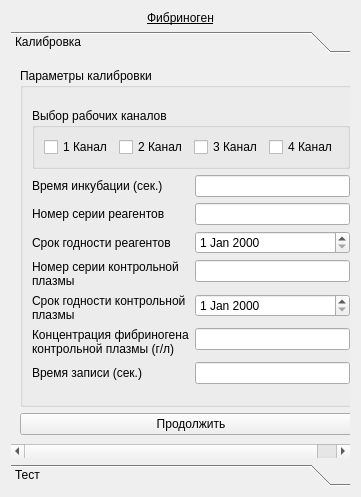
krang4d/Agrekola, file choisedialog/ko3.ui: the form before one commit.
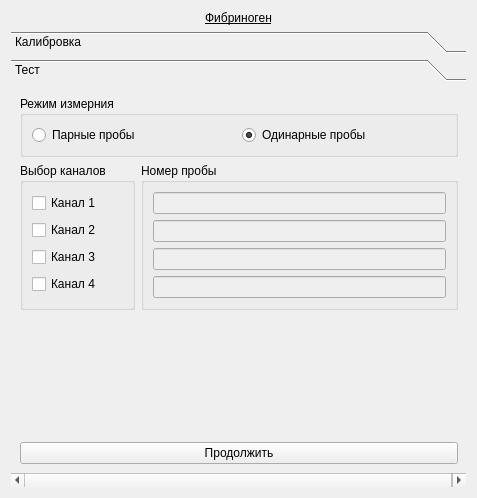
The form after the commit. The open tabs and pages were chosen to show the change. Custom widgets are drawn as their Qt base class.

Patch:
```diff
--- a/choisedialog/ko3.ui
+++ b/choisedialog/ko3.ui
@@ -6,8 +6,8 @@
    <rect>
     <x>0</x>
     <y>0</y>
-    <width>361</width>
-    <height>497</height>
+    <width>477</width>
+    <height>498</height>
    </rect>
   </property>
   <property name="windowTitle">
@@ -34,8 +34,8 @@
        <rect>
         <x>0</x>
         <y>0</y>
-        <width>343</width>
-        <height>406</height>
+        <width>459</width>
+        <height>407</height>
        </rect>
       </property>
       <attribute name="label">
@@ -103,7 +103,7 @@
             <item row="0" column="0">
              <widget class="QLabel" name="label_incube">
               <property name="text">
-               <string>Время инкубации (сек.)</string>
+               <string>Время инкубации (с)</string>
               </property>
              </widget>
             </item>
@@ -183,26 +183,6 @@
               </property>
              </widget>
             </item>
-            <item row="6" column="0">
-             <widget class="QLabel" name="label_t">
-              <property name="text">
-               <string>Время записи (сек.)</string>
-              </property>
-              <property name="buddy">
-               <cstring>lineEdit_time</cstring>
-              </property>
-             </widget>
-            </item>
-            <item row="6" column="1">
-             <widget class="QLineEdit" name="lineEdit_time">
-              <property name="inputMethodHints">
-               <set>Qt::ImhDigitsOnly</set>
-              </property>
-              <property name="text">
-               <string/>
-              </property>
-             </widget>
-            </item>
            </layout>
           </item>
           <item>
@@ -235,31 +215,164 @@
        </item>
       </layout>
      </widget>
-     <widget class="StartMeasurment" name="page_2">
+     <widget class="QWidget" name="page_test">
       <property name="geometry">
        <rect>
         <x>0</x>
         <y>0</y>
-        <width>343</width>
-        <height>406</height>
+        <width>459</width>
+        <height>407</height>
        </rect>
       </property>
       <attribute name="label">
        <string>Тест</string>
       </attribute>
+      <layout class="QVBoxLayout" name="verticalLayout_6">
+       <item>
+        <widget class="QGroupBox" name="groupBox_testProbe">
+         <property name="sizePolicy">
+          <sizepolicy hsizetype="Preferred" vsizetype="Fixed">
+           <horstretch>0</horstretch>
+           <verstretch>0</verstretch>
+          </sizepolicy>
+         </property>
+         <property name="title">
+          <string notr="true">Режим измерния</string>
+         </property>
+         <property name="flat">
+          <bool>false</bool>
+         </property>
+         <property name="checkable">
+          <bool>false</bool>
+         </property>
+         <layout class="QHBoxLayout" name="horizontalLayout_2">
+          <item>
+           <widget class="QRadioButton" name="radioButton_testDouble">
+            <property name="text">
+             <string>Парные пробы</string>
+            </property>
+           </widget>
+          </item>
+          <item>
+           <widget class="QRadioButton" name="radioButton_testSingle">
+            <property name="text">
+             <string>Одинарные пробы</string>
+            </property>
+            <property name="checked">
+             <bool>true</bool>
+            </property>
+           </widget>
+          </item>
+         </layout>
+        </widget>
+       </item>
+       <item>
+        <layout class="QHBoxLayout" name="horizontalLayout_3">
+         <item>
+          <widget class="QGroupBox" name="groupBox_testChls">
+           <property name="title">
+            <string>Выбор каналов</string>
+           </property>
+           <layout class="QVBoxLayout" name="verticalLayout_4">
+            <item>
+             <widget class="QCheckBox" name="checkBox_ch1_4">
+              <property name="text">
+               <string>Канал 1</string>
+              </property>
+             </widget>
+            </item>
+            <item>
+             <widget class="QCheckBox" name="checkBox_ch2_4">
+              <property name="text">
+               <string>Канал 2</string>
+              </property>
+             </widget>
+            </item>
+            <item>
+             <widget class="QCheckBox" name="checkBox_ch3_4">
+              <property name="text">
+               <string>Канал 3</string>
+              </property>
+             </widget>
+            </item>
+            <item>
+             <widget class="QCheckBox" name="checkBox_ch4_4">
+              <property name="text">
+               <string>Канал 4</string>
+              </property>
+             </widget>
+            </item>
+           </layout>
+          </widget>
+         </item>
+         <item>
+          <widget class="QGroupBox" name="groupBox_testProbNum">
+           <property name="title">
+            <string>Номер пробы</string>
+           </property>
+           <layout class="QVBoxLayout" name="verticalLayout_5">
+            <item>
+             <widget class="QLineEdit" name="lineEdit_ch1_2">
+              <property name="enabled">
+               <bool>false</bool>
+              </property>
+             </widget>
+            </item>
+            <item>
+             <widget class="QLineEdit" name="lineEdit_ch2_2">
+              <property name="enabled">
+               <bool>false</bool>
+              </property>
+             </widget>
+            </item>
+            <item>
+             <widget class="QLineEdit" name="lineEdit_ch3_2">
+              <property name="enabled">
+               <bool>false</bool>
+              </property>
+             </widget>
+            </item>
+            <item>
+             <widget class="QLineEdit" name="lineEdit_ch4_2">
+              <property name="enabled">
+               <bool>false</bool>
+              </property>
+             </widget>
+            </item>
+           </layout>
+          </widget>
+         </item>
+        </layout>
+       </item>
+       <item>
+        <spacer name="verticalSpacer_3">
+         <property name="orientation">
+          <enum>Qt::Vertical</enum>
+         </property>
+         <property name="sizeType">
+          <enum>QSizePolicy::MinimumExpanding</enum>
+         </property>
+         <property name="sizeHint" stdset="0">
+          <size>
+           <width>438</width>
+           <height>101</height>
+          </size>
+         </property>
+        </spacer>
+       </item>
+       <item>
+        <widget class="QPushButton" name="pushButton_test">
+         <property name="text">
+          <string>Продолжить</string>
+         </property>
+        </widget>
+       </item>
+      </layout>
      </widget>
     </widget>
    </item>
   </layout>
  </widget>
- <customwidgets>
-  <customwidget>
-   <class>StartMeasurment</class>
-   <extends>QWidget</extends>
-   <header location="global">startmeasurment.h</header>
-   <container>1</container>
-  </customwidget>
- </customwidgets>
  <resources/>
  <connections/>
 </ui>
```
Left out of the diff: 50 changed lines with no effect on the pictures.
